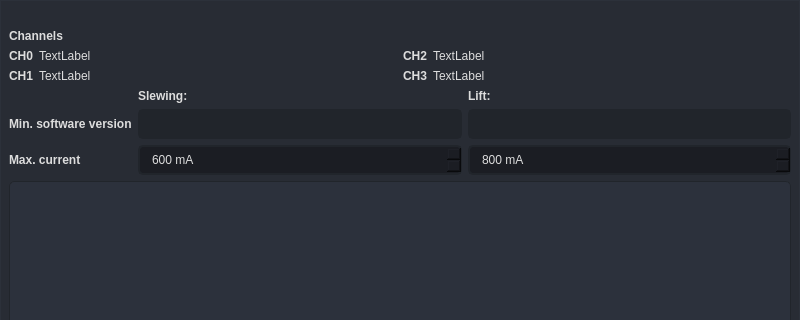
Qt form app/ui/main.ui (davidsenoner/emec-drv-canopen-tester) before a commit; both pictures show x 0 to 800 and y 0 to 320 of the 800 by 527 pixel window.
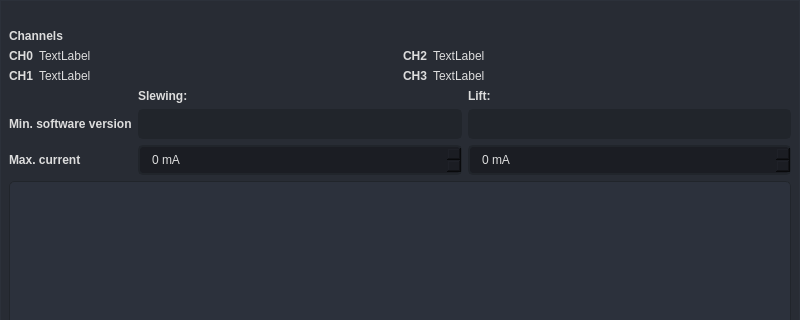
The same form after that commit. Icons and pictures are not drawn.

Commit message: feat: set QSpinBox default values to 0 since they will be set during init op application

What changed in the file:
```diff
--- a/app/ui/main.ui
+++ b/app/ui/main.ui
@@ -873,7 +873,7 @@
               <number>3000</number>
              </property>
              <property name="value">
-              <number>800</number>
+              <number>0</number>
              </property>
             </widget>
            </item>
@@ -886,7 +886,7 @@
               <number>3000</number>
              </property>
              <property name="value">
-              <number>600</number>
+              <number>0</number>
              </property>
             </widget>
            </item>
```
Left out of the diff: 5 changed lines with no effect on the pictures. The commit also changes 1 other file.
